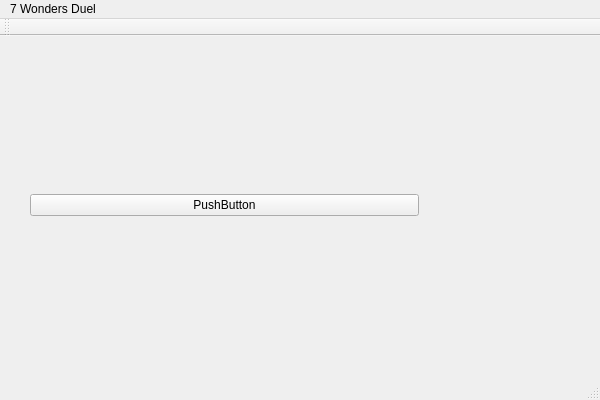
Above: UserInterface/UserInterface.ui from titelaex/OOPs-we-did-it-again before the change. Below: the same form after it.
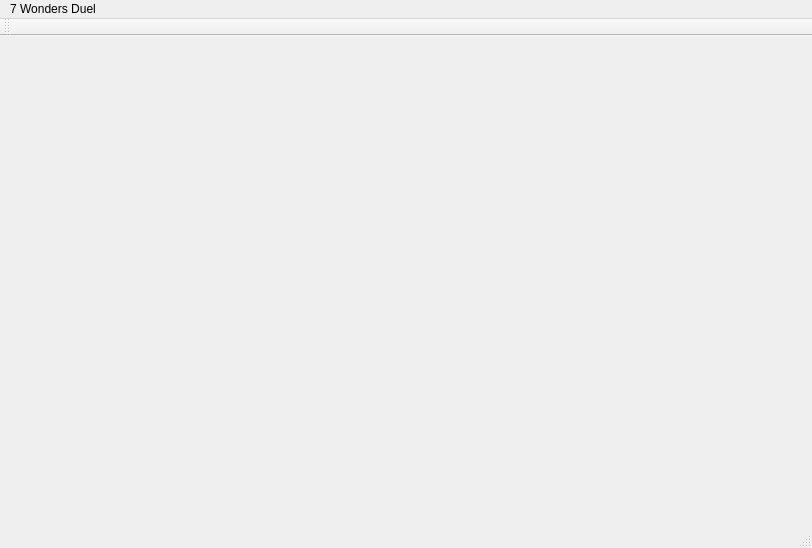
That is the form after the change.

Commit message: added a right section for the player's cards for the UI

```diff
--- a/UserInterface/UserInterface.ui
+++ b/UserInterface/UserInterface.ui
@@ -6,43 +6,20 @@
    <rect>
     <x>0</x>
     <y>0</y>
-    <width>600</width>
-    <height>400</height>
+    <width>812</width>
+    <height>548</height>
    </rect>
   </property>
   <property name="windowTitle">
    <string>UserInterface</string>
   </property>
-  <widget class="QWidget" name="centralWidget">
-   <widget class="QWidget" name="verticalLayoutWidget">
-    <property name="geometry">
-     <rect>
-      <x>19</x>
-      <y>19</y>
-      <width>411</width>
-      <height>301</height>
-     </rect>
-    </property>
-    <layout class="QVBoxLayout" name="verticalLayout">
-     <item>
-      <widget class="QPushButton" name="pushButton">
-       <property name="text">
-        <string>PushButton</string>
-       </property>
-       <property name="autoDefault">
-        <bool>false</bool>
-       </property>
-      </widget>
-     </item>
-    </layout>
-   </widget>
-  </widget>
+  <widget class="QWidget" name="centralWidget"/>
   <widget class="QMenuBar" name="menuBar">
    <property name="geometry">
     <rect>
      <x>0</x>
      <y>0</y>
-     <width>600</width>
+     <width>812</width>
      <height>21</height>
     </rect>
    </property>
```
Left out of the diff: 8 changed lines with no effect on the pictures. The commit also changes 5 other files.
